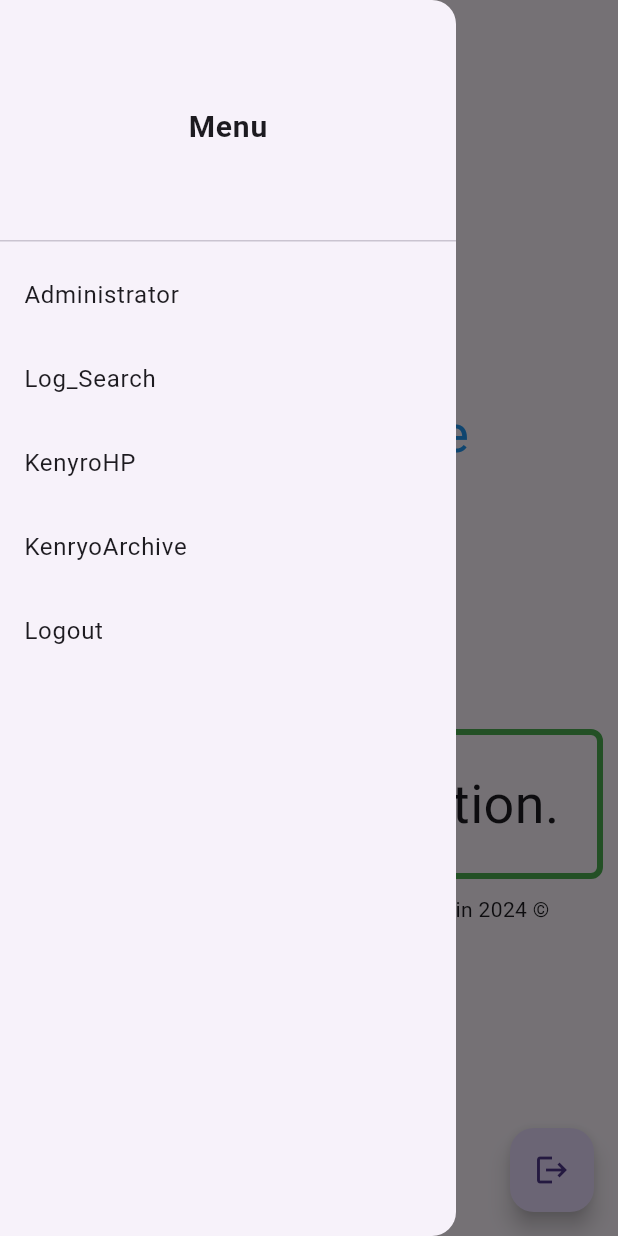
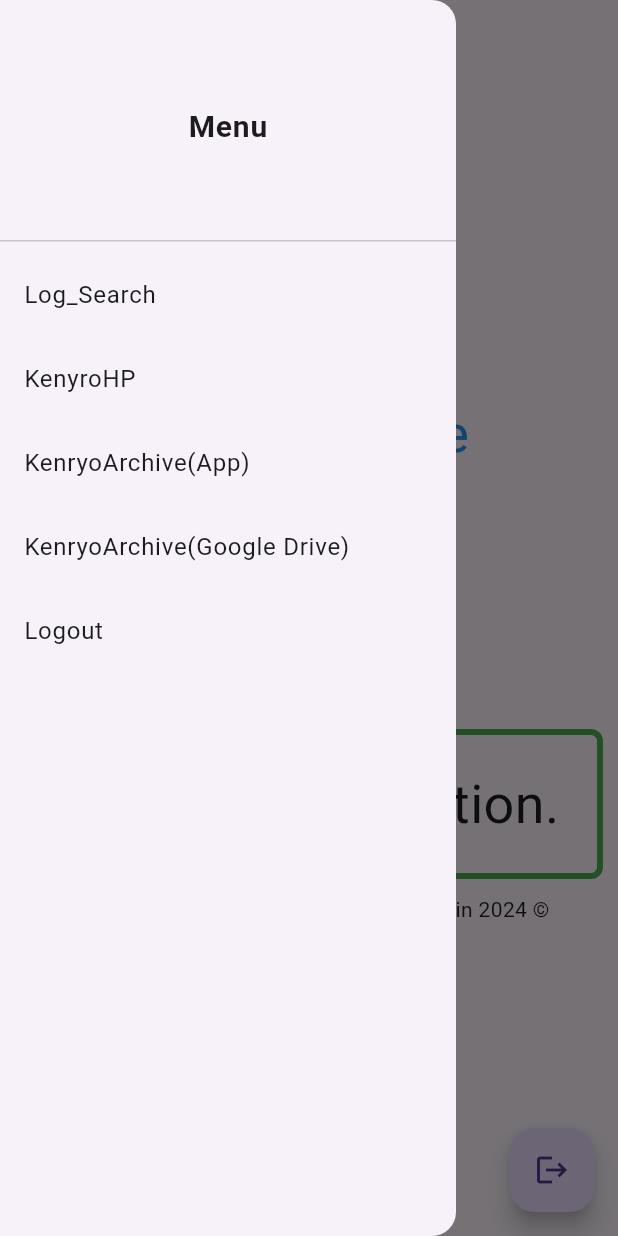
Before and after one commit to yuki-4201/Door_App_Public, a Flutter app: the HidePage screen opened directly, with the side drawer open, on a phone screen of 412 x 824 dp. Run offline on Flutter 3.47's test engine with Material 3 defaults, Android fonts, the phone set to English and light mode, and no system bars; our stand-ins replace flutter_dotenv, flutter_secure_storage, supabase_flutter; accounts and stored records are empty.

Commit message:
Update hide_page.dart

```diff
--- a/lib/pages/hide_page.dart
+++ b/lib/pages/hide_page.dart
@@ -64,12 +64,6 @@ class HidePageState extends State<HidePage> {
           ),
         ),
         ListTile(
-          title: Text('Administrator'),
-          onTap: () => {Navigator.of(context)
-            .pushAndRemoveUntil(HidePage.route(), (route) => false)
-          },
-        ),
-        ListTile(
           title: const Text('Log_Search'),
           onTap: (){
             final url = Uri.parse('https://docs.google.com/spreadsheets/d/1ZOGaawYWA1fQg_ULgRasc-IO_01mwRQ4vZedu4WeAA8/edit?gid=1834174406#gid=1834174406');
@@ -84,7 +78,14 @@ class HidePageState extends State<HidePage> {
           },
         ),
         ListTile(
-          title: const Text('KenryoArchive'),
+          title: const Text('KenryoArchive(App)'),
+          onTap: (){
+            final url = Uri.parse('https://apps.apple.com/jp/app/%E7%B8%A3%E9%99%B5%E6%8E%A2%E7%A9%B6%E3%82%A2%E3%83%BC%E3%82%AB%E3%82%A4%E3%83%96/id6738385612');
+            launchUrl(url);
+          },
+        ),
+        ListTile(
+          title: const Text('KenryoArchive(Google Drive)'),
           onTap: (){
             final url = Uri.parse('https://drive.google.com/drive/folders/0AG2mAiSF-9WuUk9PVA');
             launchUrl(url);
```
